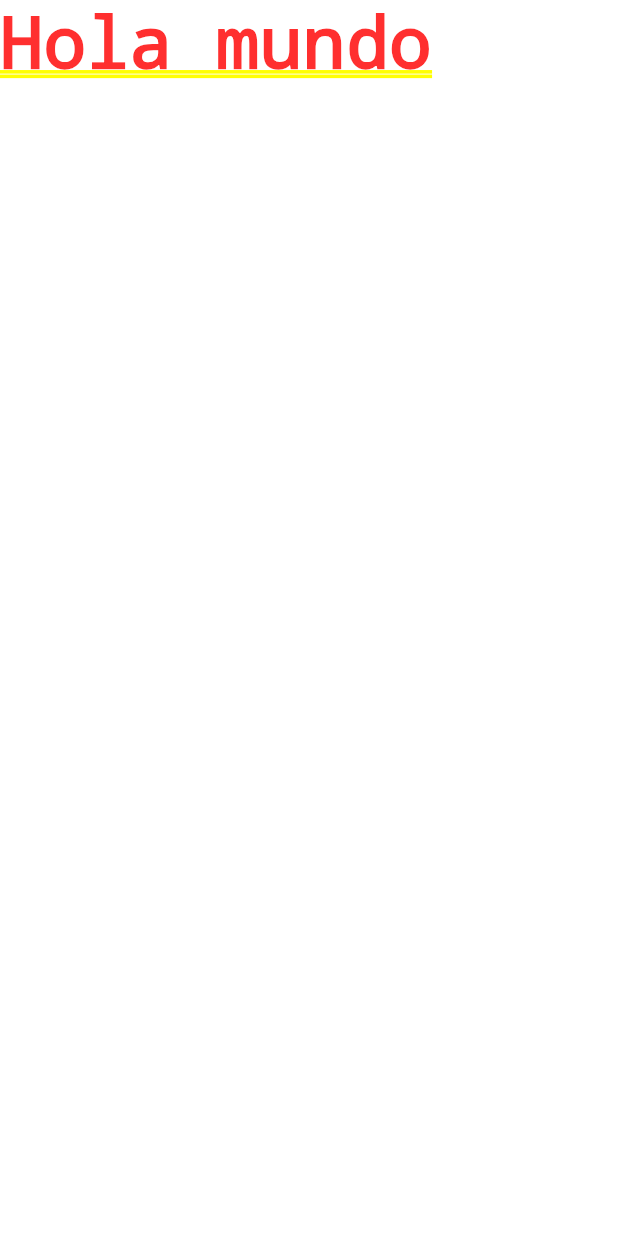
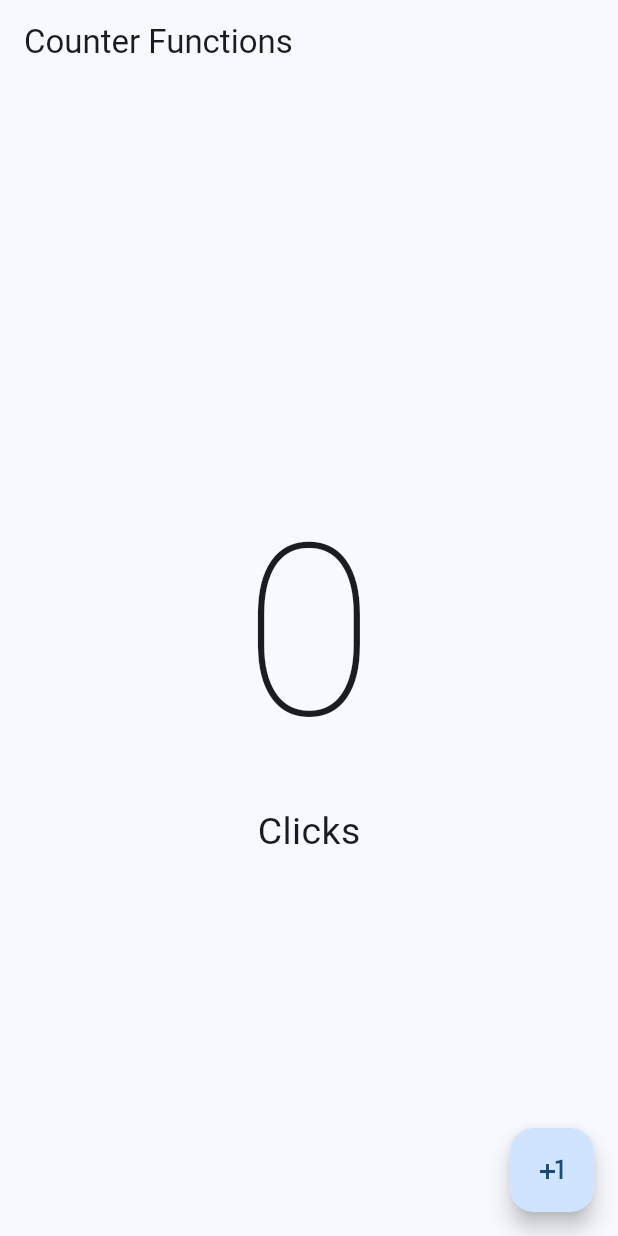
Before and after one commit to JaimeFigueroaP22/Dart, a Flutter app: the screen it shows after launch, on a phone screen of 412 x 824 dp. Run offline on Flutter 3.47's test engine with Material 3 defaults, Android fonts, the phone set to English and light mode, and no system bars.

Commit message:
avance flutter

```diff
--- a/hello_world_app/lib/main.dart
+++ b/hello_world_app/lib/main.dart
@@ -1,12 +1,23 @@
 import 'package:flutter/material.dart';
+import 'package:hello_world_app/presentation/screens/Counter/counter_functions_screen.dart';
 
 void main() {
-  runApp(MyApp());
+  runApp(const MyApp());
 }
 
 class MyApp extends StatelessWidget {
+  const MyApp({super.key});
   @override
   Widget build(BuildContext context) {
-    return MaterialApp(home: Text('Hola mundo'));
+    return MaterialApp(
+      debugShowCheckedModeBanner:
+          false, //quita etiqueta de debug en la aplicacion
+      theme: ThemeData(
+        useMaterial3: true, //es para activar el material 3
+        colorSchemeSeed:
+            Colors.blue, //para crear paleta de colores automatica de flutter
+      ),
+      home: const CounterFuncionsScreen(),
+    );
   }
 }
--- /dev/null
+++ b/hello_world_app/lib/presentation/screens/Counter/counter_functions_screen.dart
@@ -0,0 +1,53 @@
+import 'package:flutter/material.dart';
+
+class CounterFuncionsScreen extends StatefulWidget {
+  const CounterFuncionsScreen({super.key});
+
+  @override
+  State<CounterFuncionsScreen> createState() => _CounterFuncionsScreenState();
+}
+
+class _CounterFuncionsScreenState extends State<CounterFuncionsScreen> {
+  int clickCounter = 0;
+
+  @override
+  Widget build(BuildContext context) {
+    return Scaffold(
+      appBar: AppBar(
+        title: Text('Counter Functions'),
+      ), //nombre que aparece arriba de la pantalla
+      body: Center(
+        child: Column(
+          mainAxisAlignment: MainAxisAlignment.center,
+          children: [
+            Text(
+              '$clickCounter',
+              style: TextStyle(
+                fontSize: 160,
+                fontWeight: FontWeight.w100,
+              ), //text style es para darle stylo al texto
+            ),
+            /* if (clickCounter == 1)
+              Text('Click', style: TextStyle(fontSize: 25)),
+            if (clickCounter != 1)
+              Text('Clicks', style: TextStyle(fontSize: 25)),
+            */
+            //otra resolucion par que cuando sea uno salga la s
+            Text(
+              'Click${clickCounter == 1 ? '' : 's'}',
+              style: TextStyle(fontSize: 25),
+            ),
+          ],
+        ),
+      ),
+      floatingActionButton: FloatingActionButton(
+        //boton
+        onPressed: () {
+          clickCounter += 1;
+          setState(() {}); // esto es para que se renderice la pantalla
+        },
+        child: Icon(Icons.plus_one),
+      ),
+    );
+  }
+}
```
Also changed, not shown: hello_world_app/lib/presentation/screens/Counter/counter_screen.dart (added, +53 -0 lines).
